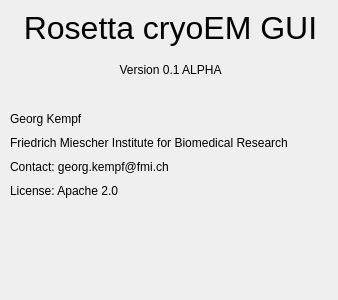
First picture: the form in rosem/about.ui, repository fmi-basel/RosEM, before the edit.
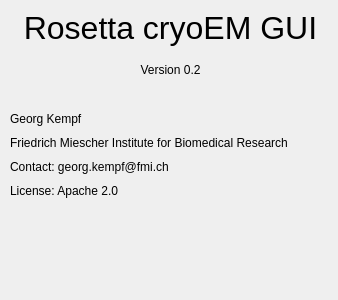
Second picture: the form after the edit.

```diff
--- a/rosem/about.ui
+++ b/rosem/about.ui
@@ -93,7 +93,7 @@
     </rect>
    </property>
    <property name="text">
-    <string>Version 0.1 ALPHA</string>
+    <string>Version 0.2</string>
    </property>
    <property name="alignment">
     <set>Qt::AlignCenter</set>
```
